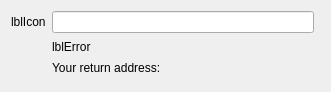
This is src/plugins/rosterchanger/edititemwidget.ui in silvansky/Contacts as Qt 5 draws it before an edit. The edited form follows.
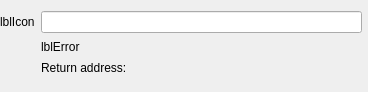
This is the edited form. Custom widgets are drawn as their Qt base class.

Diff of the .ui file:
```diff
--- a/src/plugins/rosterchanger/edititemwidget.ui
+++ b/src/plugins/rosterchanger/edititemwidget.ui
@@ -6,11 +6,17 @@
    <rect>
     <x>0</x>
     <y>0</y>
-    <width>331</width>
+    <width>368</width>
     <height>92</height>
    </rect>
   </property>
   <layout class="QGridLayout" name="gridLayout">
+   <property name="leftMargin">
+    <number>0</number>
+   </property>
+   <property name="rightMargin">
+    <number>0</number>
+   </property>
    <item row="0" column="0">
     <widget class="QLabel" name="lblIcon">
      <property name="text">
@@ -33,7 +39,7 @@
       <item>
        <widget class="QLabel" name="lblProfile">
         <property name="text">
-         <string>Your return address:</string>
+         <string>Return address:</string>
         </property>
        </widget>
       </item>
```
